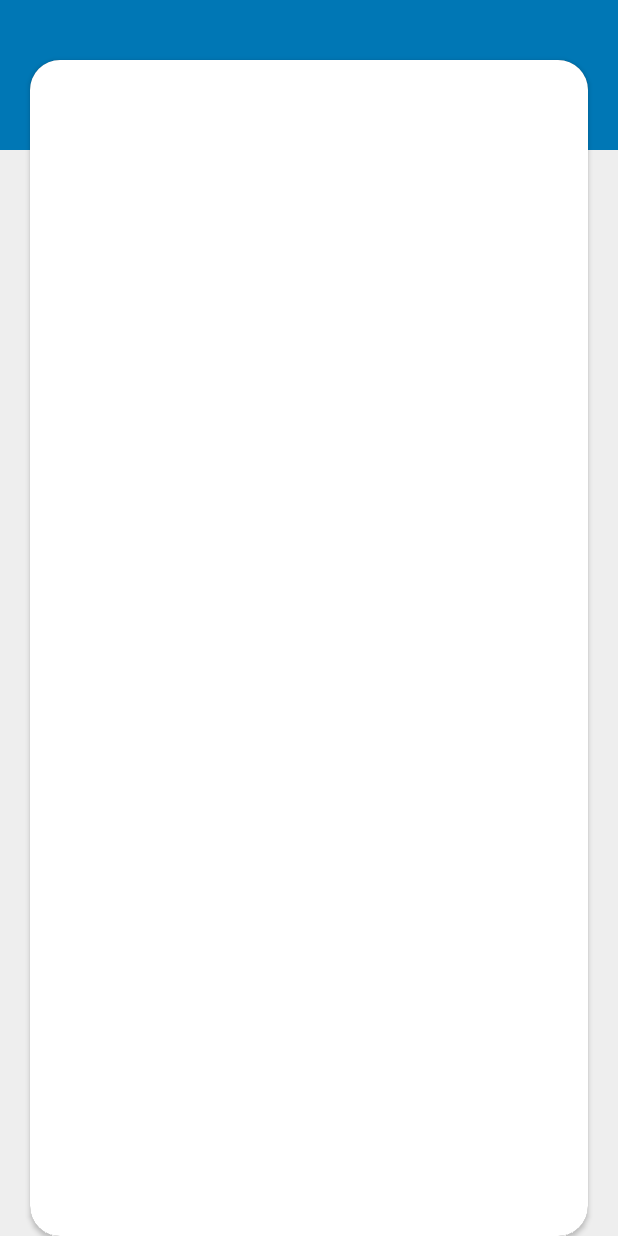
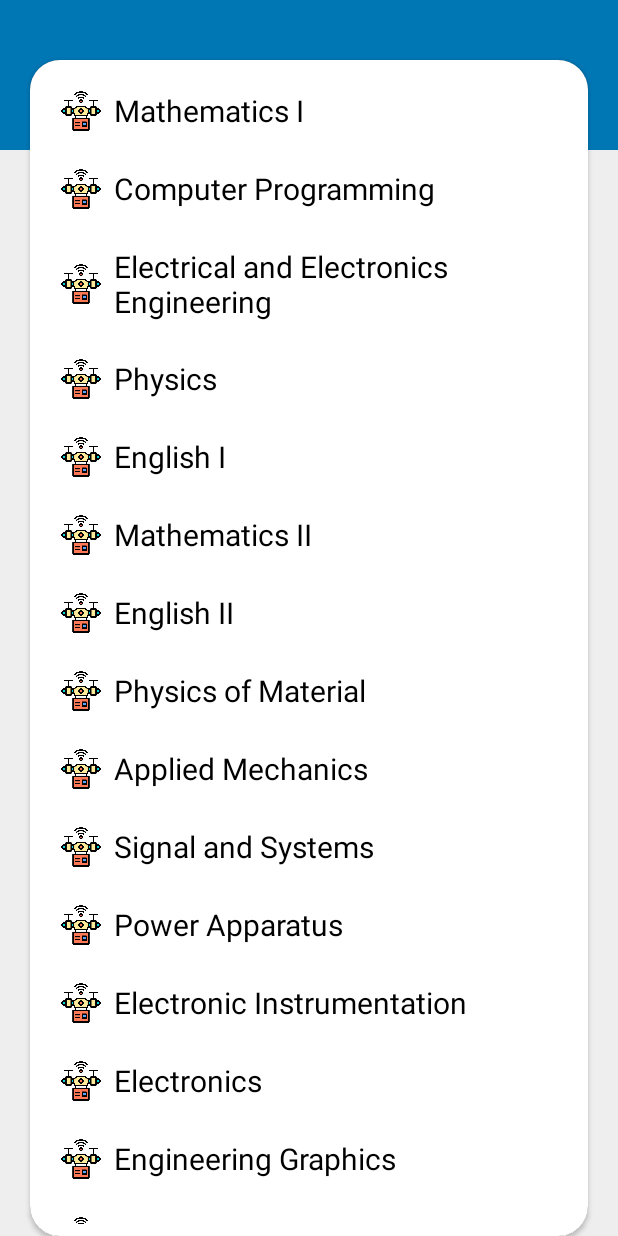
Before and after one commit to samyak-uttam/NSUT-Resources, an Android app: the screen it shows after launch (onNavItemsSelected), after a tap on "ICE", on a phone screen of 412 x 824 dp. Run offline under Robolectric (Android 15) with nearby library versions, the phone set to English and light mode, and no system bars.

Commit message:
subjects data filling completed

```diff
--- a/app/src/main/java/com/example/nsutallin1/Activity/onNavItemsSelected.java
+++ b/app/src/main/java/com/example/nsutallin1/Activity/onNavItemsSelected.java
@@ -52,25 +52,25 @@ public class onNavItemsSelected extends AppCompatActivity {
 
         switch (selectedBranch) {
             case "COE":
-                mAdapter = new SubjectAdapter(coeSubs, this);
+                mAdapter = new SubjectAdapter(coeSubs,1,this);
                 break;
             case "IT":
-                mAdapter = new SubjectAdapter(itSubs, this);
+                mAdapter = new SubjectAdapter(itSubs,2,this);
                 break;
             case "ECE":
-                mAdapter = new SubjectAdapter(eceSubs, this);
+                mAdapter = new SubjectAdapter(eceSubs,3,this);
                 break;
             case "ICE":
-                mAdapter = new SubjectAdapter(iceSubs, this);
+                mAdapter = new SubjectAdapter(iceSubs,4,this);
                 break;
             case "ME":
-                mAdapter = new SubjectAdapter(meSubs, this);
+                mAdapter = new SubjectAdapter(meSubs,5,this);
                 break;
             case "MPAE":
-                mAdapter = new SubjectAdapter(mpaeSubs, this);
+                mAdapter = new SubjectAdapter(mpaeSubs,6,this);
                 break;
             case "BT":
-                mAdapter = new SubjectAdapter(btSubs, this);
+                mAdapter = new SubjectAdapter(btSubs,7,this);
                 break;
         }
         mRecyclerView.setAdapter(mAdapter);
@@ -117,7 +117,7 @@ public class onNavItemsSelected extends AppCompatActivity {
         coeSubs.add(new Subject("English I"));
 
         coeSubs.add(new Subject("Mathematics II"));
-        coeSubs.add(new Subject("English-II"));
+        coeSubs.add(new Subject("English II"));
         coeSubs.add(new Subject("Discrete Structures"));
         coeSubs.add(new Subject("Data Structures"));
         coeSubs.add(new Subject("Digital Logic Design"));
@@ -148,7 +148,7 @@ public class onNavItemsSelected extends AppCompatActivity {
         itSubs.add(new Subject("English I"));
 
         itSubs.add(new Subject("Mathematics II"));
-        itSubs.add(new Subject("English-II"));
+        itSubs.add(new Subject("English II"));
         itSubs.add(new Subject("Chemistry"));
         itSubs.add(new Subject("Object Oriented Techniques"));
         itSubs.add(new Subject("Analog and Digital Communication"));
@@ -172,5 +172,131 @@ public class onNavItemsSelected extends AppCompatActivity {
         itSubs.add(new Subject("Compiler and Translator Design"));
         itSubs.add(new Subject("Modeling and Simulation"));
 
+        iceSubs.add(new Subject("Mathematics I"));
+        iceSubs.add(new Subject("Computer Programming"));
+        iceSubs.add(new Subject("Electrical and Electronics Engineering"));
+        iceSubs.add(new Subject("Physics"));
+        iceSubs.add(new Subject("English I"));
+
+        iceSubs.add(new Subject("Mathematics II"));
+        iceSubs.add(new Subject("English II"));
+        iceSubs.add(new Subject("Physics of Material"));
+        iceSubs.add(new Subject("Applied Mechanics"));
+        iceSubs.add(new Subject("Signal and Systems"));
+        iceSubs.add(new Subject("Power Apparatus"));
+        iceSubs.add(new Subject("Electronic Instrumentation"));
+        iceSubs.add(new Subject("Electronics"));
+        iceSubs.add(new Subject("Engineering Graphics"));
+        iceSubs.add(new Subject("Data Structures"));
+        iceSubs.add(new Subject("Chemistry"));
+        iceSubs.add(new Subject("Mathematics III"));
+        iceSubs.add(new Subject("Control System I"));
+        iceSubs.add(new Subject("Transducer and Measurement"));
+        iceSubs.add(new Subject("Industrial Electronics"));
+        iceSubs.add(new Subject("Digital Circuits and Systems"));
+        iceSubs.add(new Subject("Microprocessor and Microcontroller"));
+        iceSubs.add(new Subject("Process Dynamics and Control"));
+        iceSubs.add(new Subject("Analog & Digital Communication"));
+        iceSubs.add(new Subject("Control System II"));
+        iceSubs.add(new Subject("Industrial Instrumentation"));
+        iceSubs.add(new Subject("Robotics"));
+        iceSubs.add(new Subject("Digital Signal Processing"));
+
+
+        meSubs.add(new Subject("Mathematics I"));
+        meSubs.add(new Subject("Computer Programming"));
+        meSubs.add(new Subject("Electrical and Electronics Engineering"));
+        meSubs.add(new Subject("Physics"));
+        meSubs.add(new Subject("English I"));
+
+        meSubs.add(new Subject("Mathematics II"));
+        meSubs.add(new Subject("English II"));
+        meSubs.add(new Subject("Chemistry"));
+        meSubs.add(new Subject("Engineering Mechanics"));
+        meSubs.add(new Subject("Workshop Technology"));
+        meSubs.add(new Subject("Engineering Graphics"));
+        meSubs.add(new Subject("Machine Drawing"));
+        meSubs.add(new Subject("Manufacturing Processes I"));
+        meSubs.add(new Subject("Mathematics III"));
+        meSubs.add(new Subject("Thermal Engineering"));
+        meSubs.add(new Subject("Science of Materials"));
+        meSubs.add(new Subject("Kinematics Dynamics of Machines"));
+        meSubs.add(new Subject("Mechanics of Solids"));
+        meSubs.add(new Subject("Fluid Mechanics"));
+        meSubs.add(new Subject("Manufacturing Processes II"));
+        meSubs.add(new Subject("Management of Manufacturing Systems"));
+        meSubs.add(new Subject("Industrial Engineering"));
+        meSubs.add(new Subject("Refrigeration & Air-Conditioning"));
+        meSubs.add(new Subject("Transducers and Measurements"));
+        meSubs.add(new Subject("Control Systems"));
+        meSubs.add(new Subject("Heat & Mass Transfer"));
+        meSubs.add(new Subject("Fluid Systems"));
+        meSubs.add(new Subject("Machine Element Design"));
+        meSubs.add(new Subject("Mechanical Vibrations"));
+        meSubs.add(new Subject("Product Design"));
+
+
+        mpaeSubs.add(new Subject("Mathematics I"));
+        mpaeSubs.add(new Subject("Computer Programming"));
+        mpaeSubs.add(new Subject("Electrical and Electronics Engineering"));
+        mpaeSubs.add(new Subject("Physics"));
+        mpaeSubs.add(new Subject("English I"));
+
+        mpaeSubs.add(new Subject("Mathematics II"));
+        mpaeSubs.add(new Subject("English II"));
+        mpaeSubs.add(new Subject("Chemistry"));
+        mpaeSubs.add(new Subject("Engineering Mechanics"));
+        mpaeSubs.add(new Subject("Workshop Technology"));
+        mpaeSubs.add(new Subject("Engineering Graphics"));
+        mpaeSubs.add(new Subject("Machine Drawing"));
+        mpaeSubs.add(new Subject("Manufacturing Processes I"));
+        mpaeSubs.add(new Subject("Mechanical Sciences"));
+        mpaeSubs.add(new Subject("Control Systems"));
+        mpaeSubs.add(new Subject("Mathematics III"));
+        mpaeSubs.add(new Subject("Kinematics Dynamics of Machines"));
+        mpaeSubs.add(new Subject("Mechanics of Solids"));
+        mpaeSubs.add(new Subject("Transducers and Measurements"));
+        mpaeSubs.add(new Subject("Manufacturing Processes II"));
+        mpaeSubs.add(new Subject("Science of Materials"));
+        mpaeSubs.add(new Subject("Machine Tools, CNC and Automation"));
+        mpaeSubs.add(new Subject("Metrology and Quality Control"));
+        mpaeSubs.add(new Subject("Tool Design"));
+        mpaeSubs.add(new Subject("Operations Research"));
+        mpaeSubs.add(new Subject("Geometric Modeling"));
+        mpaeSubs.add(new Subject("Applied Plasticity"));
+        mpaeSubs.add(new Subject("Mechanical Design"));
+        mpaeSubs.add(new Subject("Product Design"));
+        mpaeSubs.add(new Subject("Modern Methods of Manufacturing"));
+
+
+        btSubs.add(new Subject("Mathematics I"));
+        btSubs.add(new Subject("Computer Programming"));
+        btSubs.add(new Subject("Electrical and Electronics Engineering"));
+        btSubs.add(new Subject("Physics"));
+        btSubs.add(new Subject("English I"));
+
+        btSubs.add(new Subject("Mathematics II"));
+        btSubs.add(new Subject("English II"));
+        btSubs.add(new Subject("Physics of Material"));
+        btSubs.add(new Subject("Advance Chemistry"));
+        btSubs.add(new Subject("Biostatistics"));
+        btSubs.add(new Subject("Introduction to Biotechnology"));
+        btSubs.add(new Subject("Biochemistry"));
+        btSubs.add(new Subject("Microbiology"));
+        btSubs.add(new Subject("Cell Biology"));
+        btSubs.add(new Subject("Data Structure And Algorithms"));
+        btSubs.add(new Subject("Chemical Enggineering Principles"));
+        btSubs.add(new Subject("Methods & Instrumentation In Biotechnology"));
+        btSubs.add(new Subject("Molecular Biology"));
+        btSubs.add(new Subject("Immunology"));
+        btSubs.add(new Subject("Database Management ystems"));
+        btSubs.add(new Subject("Genetics"));
+        btSubs.add(new Subject("Recombinant DNA Technology"));
+        btSubs.add(new Subject("Structural Biology"));
+        btSubs.add(new Subject("Fundamentals of Biochemical Engg."));
+        btSubs.add(new Subject("Enzymology"));
+        btSubs.add(new Subject("Bioprocess Technology"));
+        btSubs.add(new Subject("Plant and Animal Technology"));
+        btSubs.add(new Subject("Downstream Processing"));
     }
 }
--- a/app/src/main/java/com/example/nsutallin1/Adapter/SubjectAdapter.java
+++ b/app/src/main/java/com/example/nsutallin1/Adapter/SubjectAdapter.java
@@ -6,6 +6,7 @@ import android.view.View;
 import android.view.ViewGroup;
 import android.widget.ImageView;
 import android.widget.TextView;
+import android.widget.Toast;
 
 import androidx.annotation.NonNull;
 import androidx.recyclerview.widget.RecyclerView;
@@ -18,9 +19,13 @@ import java.util.ArrayList;
 public class SubjectAdapter extends RecyclerView.Adapter<SubjectAdapter.SubjectViewHolder> {
 
     private ArrayList<Subject> mSubjects;
+    private int imageCode;
+    private Context mContext;
 
-    public SubjectAdapter(ArrayList<Subject> mSubjects, Context context) {
+    public SubjectAdapter(ArrayList<Subject> mSubjects, int imageCode, Context mContext) {
         this.mSubjects = mSubjects;
+        this.imageCode = imageCode;
+        this.mContext = mContext;
     }
 
     @NonNull
@@ -34,8 +39,38 @@ public class SubjectAdapter extends RecyclerView.Adapter<SubjectAdapter.SubjectV
     public void onBindViewHolder(@NonNull SubjectViewHolder holder, int position) {
         final Subject subject = mSubjects.get(position);
 
-        holder.branchImage.setImageResource(R.drawable.ece);
+        switch (imageCode) {
+            case 1:
+                holder.branchImage.setImageResource(R.drawable.coe);
+                break;
+            case 2:
+                holder.branchImage.setImageResource(R.drawable.it);
+                break;
+            case 3:
+                holder.branchImage.setImageResource(R.drawable.ece);
+                break;
+            case 4:
+                holder.branchImage.setImageResource(R.drawable.ice);
+                break;
+            case 5:
+                holder.branchImage.setImageResource(R.drawable.me);
+                break;
+            case 6:
+                holder.branchImage.setImageResource(R.drawable.mpae);
+                break;
+            case 7:
+                holder.branchImage.setImageResource(R.drawable.bt);
+                break;
+        }
+
         holder.subjectName.setText(subject.getSubjectName());
+
+        holder.rootView.setOnClickListener(new View.OnClickListener() {
+            @Override
+            public void onClick(View v) {
+                Toast.makeText(mContext, subject.getSubjectName() + " clicked", Toast.LENGTH_SHORT).show();
+            }
+        });
     }
 
     @Override
--- a/app/src/main/res/layout/activity_college.xml
+++ b/app/src/main/res/layout/activity_college.xml
@@ -13,7 +13,8 @@
         android:layout_height="match_parent"
         android:layout_above="@id/bottom_navigation"
         android:background="@color/GrayGoose"
-        android:padding="8dp" />
+        android:paddingLeft="8dp"
+        android:paddingRight="8dp"/>
 
     <com.google.android.material.bottomnavigation.BottomNavigationView
         android:id="@+id/bottom_navigation"
@@ -21,6 +22,8 @@
         android:layout_height="wrap_content"
         android:layout_alignParentBottom="true"
         android:background="@color/blue"
+        app:itemTextColor="@color/white"
+        app:itemIconTint="@color/white"
         app:menu="@menu/activity_main_drawer" />
 
 </RelativeLayout>
--- a/app/src/main/res/layout/subject_item.xml
+++ b/app/src/main/res/layout/subject_item.xml
@@ -4,12 +4,12 @@
     android:layout_width="match_parent"
     android:layout_height="wrap_content"
     android:orientation="horizontal"
-    android:padding="8dp">
+    android:padding="12dp">
 
     <ImageView
         android:id="@+id/branch_image"
-        android:layout_width="25dp"
-        android:layout_height="25dp"
+        android:layout_width="28dp"
+        android:layout_height="28dp"
         android:layout_gravity="center"
         android:layout_marginRight="8dp"
         tools:src="@drawable/coe" />
```
